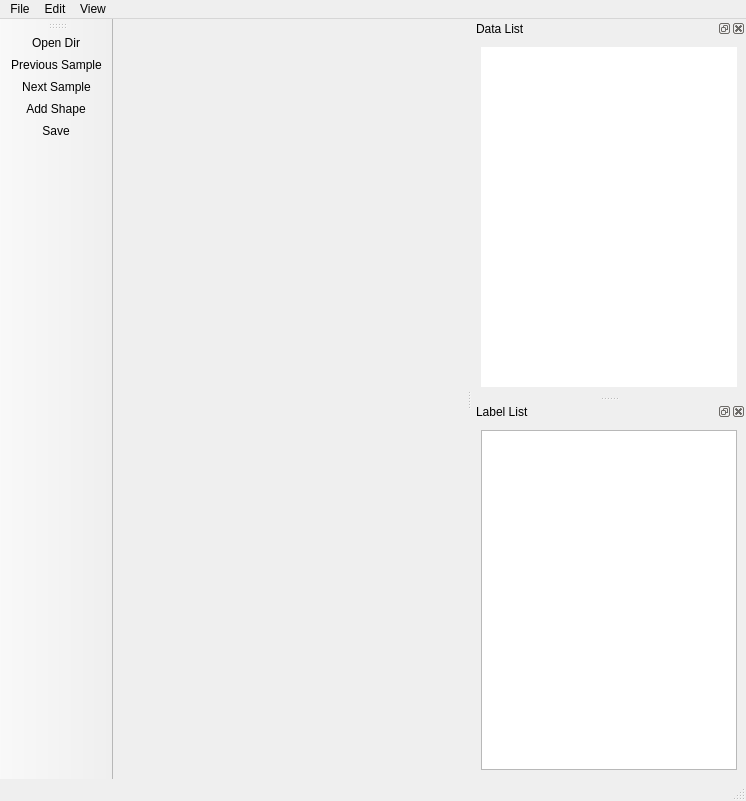
Old version of the form libs/ui/MainWindow.ui in the repository captainfffsama/LabelHomography.
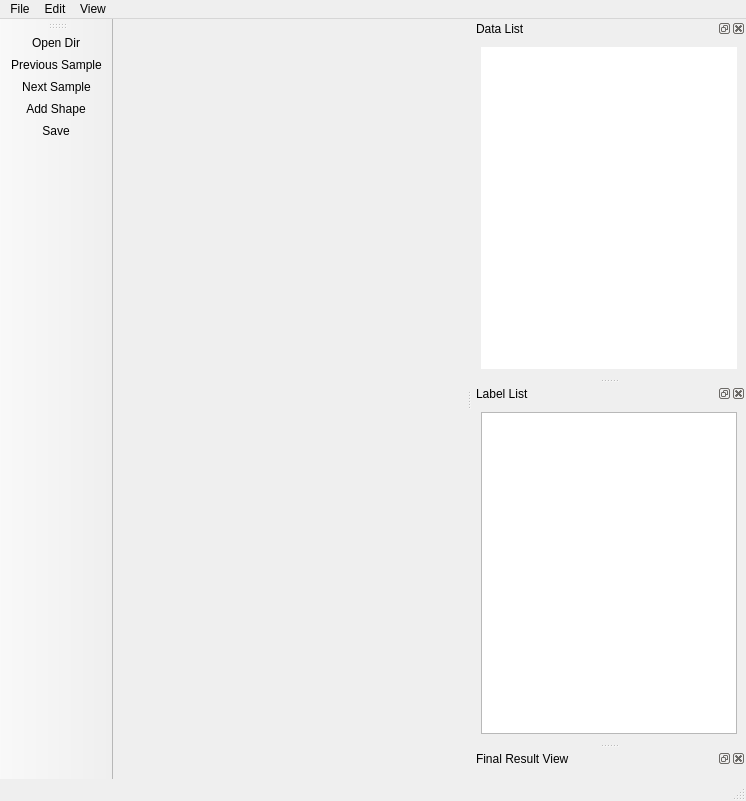
New version of the form. Icons and pictures are not drawn.

What changed in the file:
```diff
--- a/libs/ui/MainWindow.ui
+++ b/libs/ui/MainWindow.ui
@@ -190,6 +190,21 @@
     </layout>
    </widget>
   </widget>
+  <widget class="QDockWidget" name="dockWidget_check">
+   <property name="sizePolicy">
+    <sizepolicy hsizetype="Preferred" vsizetype="Expanding">
+     <horstretch>0</horstretch>
+     <verstretch>0</verstretch>
+    </sizepolicy>
+   </property>
+   <property name="windowTitle">
+    <string>Final Result View</string>
+   </property>
+   <attribute name="dockWidgetArea">
+    <number>2</number>
+   </attribute>
+   <widget class="QWidget" name="dockWidgetContents"/>
+  </widget>
   <action name="actionOpenDir">
    <property name="icon">
     <iconset resource="../../apprcc.qrc">
```
